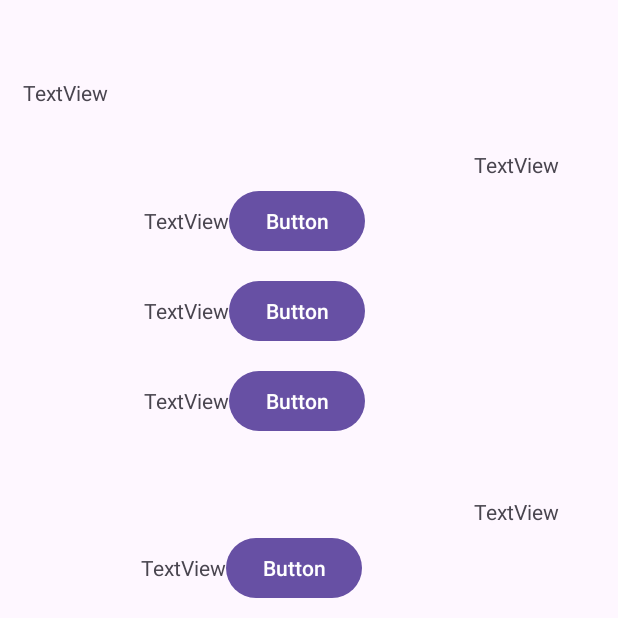
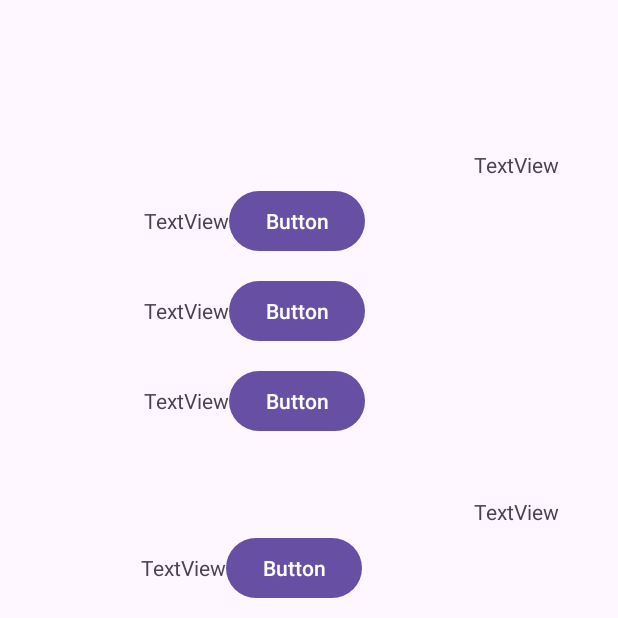
Before and after one commit to leshanLC/Health-Connect, an Android app: the HomeScreen screen opened directly, with no data from a screen before it, on a phone screen of 412 x 824 dp, the top half of it. Run offline under Robolectric (Android 15) with nearby library versions, the phone set to English and light mode, and no system bars.

Commit message:
fix some warnings

```diff
--- a/app/src/main/java/com/example/healthconnect/Login.java
+++ b/app/src/main/java/com/example/healthconnect/Login.java
@@ -6,9 +6,7 @@ import android.widget.EditText;
 
 import androidx.activity.EdgeToEdge;
 import androidx.appcompat.app.AppCompatActivity;
-import androidx.core.graphics.Insets;
-import androidx.core.view.ViewCompat;
-import androidx.core.view.WindowInsetsCompat;
+
 
 public class Login extends AppCompatActivity {
 
--- a/app/src/main/res/layout/activity_home_screen.xml
+++ b/app/src/main/res/layout/activity_home_screen.xml
@@ -12,7 +12,7 @@
         android:layout_width="wrap_content"
         android:layout_height="wrap_content"
         android:layout_marginTop="52dp"
-        android:text="TextView"
+        android:text=""
         app:layout_constraintEnd_toStartOf="@+id/ivWelcome"
         app:layout_constraintHorizontal_bias="0.052"
         app:layout_constraintStart_toStartOf="parent"
--- a/app/src/main/res/layout/activity_login.xml
+++ b/app/src/main/res/layout/activity_login.xml
@@ -12,6 +12,7 @@
         android:layout_width="294dp"
         android:layout_height="47dp"
         android:ems="10"
+        android:autofillHints="password"
         android:hint="@string/Password"
         android:inputType="textPassword"
         app:layout_constraintEnd_toEndOf="parent"
@@ -49,6 +50,7 @@
         android:ems="10"
         android:hint="@string/DoctorIDHint"
         android:inputType="text"
+        android:autofillHints="id"
         app:layout_constraintEnd_toEndOf="parent"
         app:layout_constraintHorizontal_bias="0.495"
         app:layout_constraintStart_toStartOf="parent"
```
